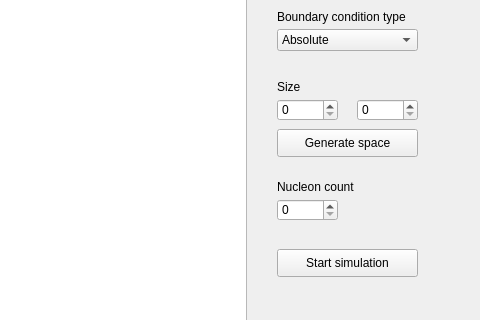
Before: the Qt Designer form main_window.ui in JSDenton/MW_rozrost, drawn with Qt 5; both pictures show x 613 to 1093 and y 200 to 520 of the 1093 by 847 pixel window.
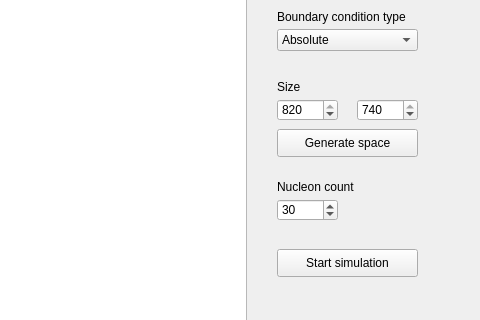
After: the same form once the commit is applied.

The edit to the form file:
```diff
--- a/main_window.ui
+++ b/main_window.ui
@@ -160,6 +160,12 @@
       <height>22</height>
      </rect>
     </property>
+    <property name="maximum">
+     <number>820</number>
+    </property>
+    <property name="value">
+     <number>820</number>
+    </property>
    </widget>
    <widget class="QSpinBox" name="spinBox_height">
     <property name="geometry">
@@ -170,6 +176,12 @@
       <height>22</height>
      </rect>
     </property>
+    <property name="maximum">
+     <number>740</number>
+    </property>
+    <property name="value">
+     <number>740</number>
+    </property>
    </widget>
    <widget class="QLabel" name="label_5">
     <property name="geometry">
@@ -196,6 +208,9 @@
     <property name="maximum">
      <number>100</number>
     </property>
+    <property name="value">
+     <number>30</number>
+    </property>
    </widget>
    <widget class="QPushButton" name="pushButton">
     <property name="geometry">
```
Left out of the diff: 3 changed lines with no effect on the pictures.
